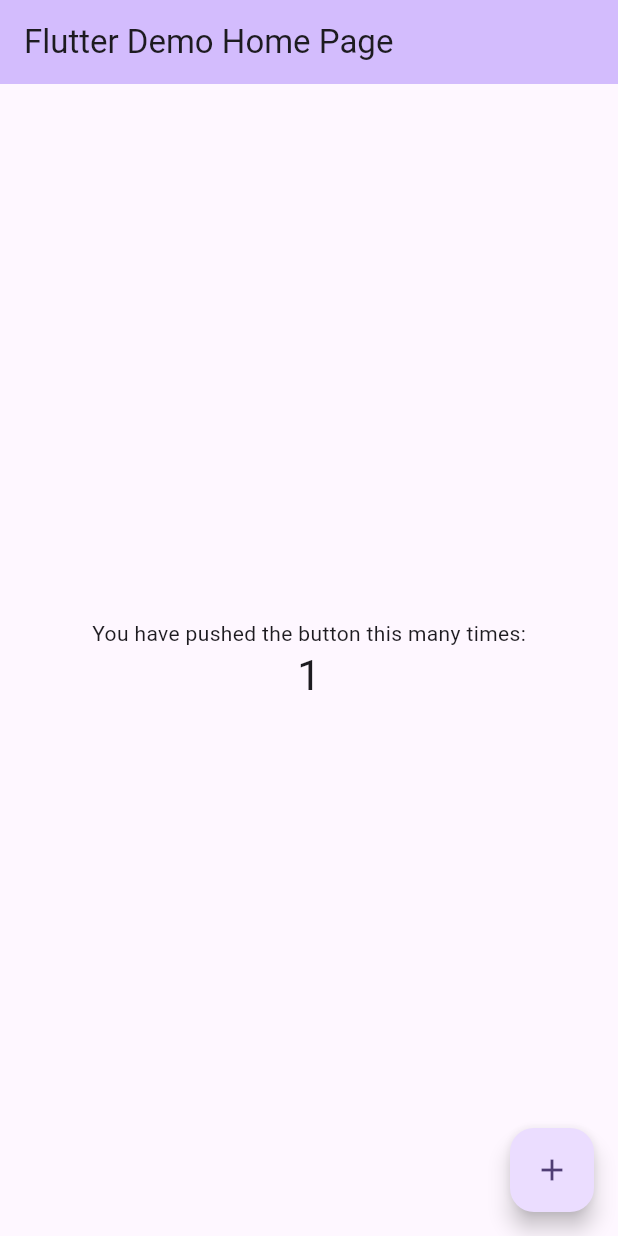
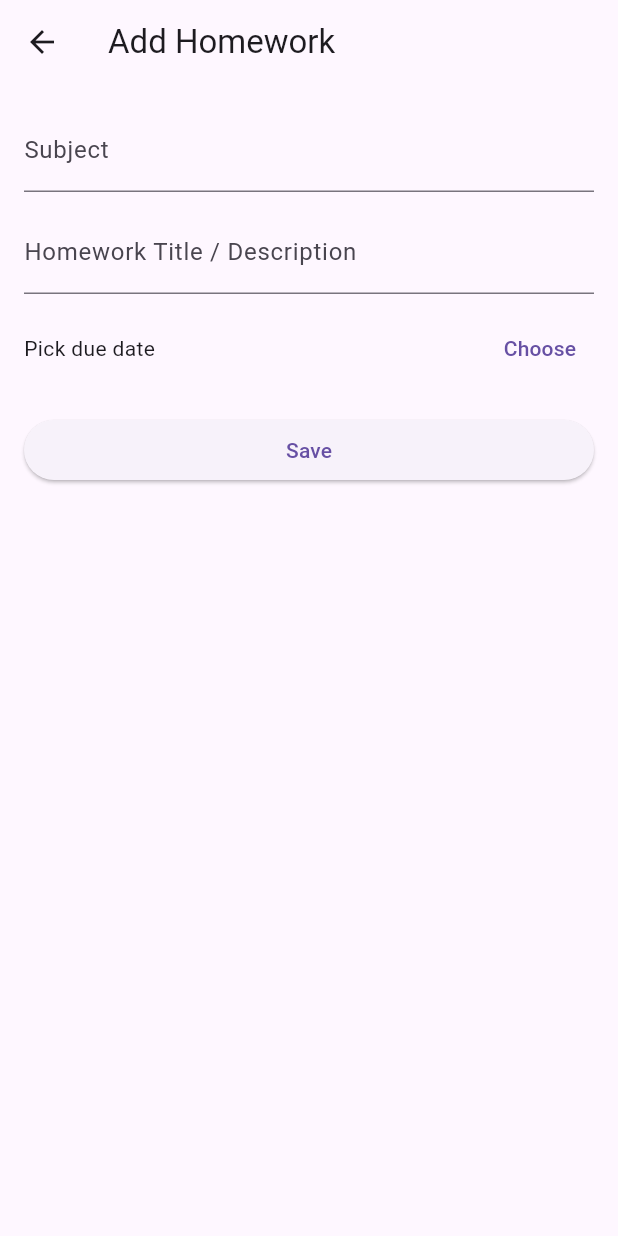
Before and after one commit to SpartakMartoyan/MobAppDev-Midterm, a Flutter app: the screen it shows after launch, after a tap on the "add" icon, on a phone screen of 412 x 824 dp. Run offline on Flutter 3.47's test engine with Material 3 defaults, Android fonts, the light colour scheme and no system bars; our stand-ins replace flutter_bloc.

Commit message:
Updated Flutter midterm project files

```diff
--- /dev/null
+++ b/lib/bloc/homework_bloc.dart
@@ -0,0 +1,27 @@
+import 'package:flutter_bloc/flutter_bloc.dart';
+import '../repository/homework_repository.dart';
+import '../models/homework.dart';
+import 'homework_event.dart';
+import 'homework_state.dart';
+
+class HomeworkBloc extends Bloc<HomeworkEvent, HomeworkState> {
+  final HomeworkRepository repository;
+
+  HomeworkBloc({required this.repository}) : super(HomeworkInitial()) {
+    on<LoadHomework>((event, emit) {
+      emit(HomeworkLoadSuccess(repository.getAll()));
+    });
+
+    on<AddHomework>((event, emit) {
+      repository.add(event.homework);
+      emit(HomeworkLoadSuccess(repository.getAll()));
+    });
+
+    on<ToggleComplete>((event, emit) {
+      repository.toggleComplete(event.id);
+      emit(HomeworkLoadSuccess(repository.getAll()));
+    });
+
+    add(LoadHomework());
+  }
+}
--- /dev/null
+++ b/lib/bloc/homework_event.dart
@@ -0,0 +1,15 @@
+import '../models/homework.dart';
+
+abstract class HomeworkEvent {}
+
+class LoadHomework extends HomeworkEvent {}
+
+class AddHomework extends HomeworkEvent {
+  final Homework homework;
+  AddHomework(this.homework);
+}
+
+class ToggleComplete extends HomeworkEvent {
+  final String id;
+  ToggleComplete(this.id);
+}
--- /dev/null
+++ b/lib/bloc/homework_state.dart
@@ -0,0 +1,10 @@
+import '../models/homework.dart';
+
+abstract class HomeworkState {}
+
+class HomeworkInitial extends HomeworkState {}
+
+class HomeworkLoadSuccess extends HomeworkState {
+  final List<Homework> items;
+  HomeworkLoadSuccess(this.items);
+}
--- a/lib/main.dart
+++ b/lib/main.dart
@@ -1,122 +1,135 @@
 import 'package:flutter/material.dart';
+import 'package:flutter_bloc/flutter_bloc.dart';
+import 'package:provider/provider.dart';
+import 'bloc/homework_bloc.dart';
+import 'repository/homework_repository.dart';
+import 'pages/home_page.dart';
+import 'pages/add_homework_page.dart';
+
+class SettingsProvider extends ChangeNotifier {
+  bool _dark = false;
+  bool get dark => _dark;
+
+  void toggleTheme() {
+    _dark = !_dark;
+    notifyListeners();
+  }
+}
 
 void main() {
-  runApp(const MyApp());
+  final repository = HomeworkRepository();
+
+  runApp(
+    MultiProvider(
+      providers: [
+        ChangeNotifierProvider(create: (_) => SettingsProvider()),
+      ],
+      child: RepositoryProvider.value(
+        value: repository,
+        child: BlocProvider(
+          create: (_) => HomeworkBloc(repository: repository),
+          child: const MyApp(),
+        ),
+      ),
+    ),
+  );
 }
 
-class MyApp extends StatelessWidget {
+
+class MyApp extends StatefulWidget {
   const MyApp({super.key});
 
-  // This widget is the root of your application.
+  @override
+  State<MyApp> createState() => _MyAppState();
+}
+
+class _MyAppState extends State<MyApp> {
+  final _routerDelegate = HomeworkRouterDelegate();
+  final _routeParser = HomeworkRouteInformationParser();
+
   @override
   Widget build(BuildContext context) {
-    return MaterialApp(
-      title: 'Flutter Demo',
-      theme: ThemeData(
-        // This is the theme of your application.
-        //
-        // TRY THIS: Try running your application with "flutter run". You'll see
-        // the application has a purple toolbar. Then, without quitting the app,
-        // try changing the seedColor in the colorScheme below to Colors.green
-        // and then invoke "hot reload" (save your changes or press the "hot
-        // reload" button in a Flutter-supported IDE, or press "r" if you used
-        // the command line to start the app).
-        //
-        // Notice that the counter didn't reset back to zero; the application
-        // state is not lost during the reload. To reset the state, use hot
-        // restart instead.
-        //
-        // This works for code too, not just values: Most code changes can be
-        // tested with just a hot reload.
-        colorScheme: ColorScheme.fromSeed(seedColor: Colors.deepPurple),
-      ),
-      home: const MyHomePage(title: 'Flutter Demo Home Page'),
+    return Consumer<SettingsProvider>(
+      builder: (context, settings, _) {
+        return MaterialApp.router(
+          title: 'Homework Tracker',
+          theme: ThemeData(primarySwatch: Colors.indigo),
+          darkTheme: ThemeData.dark(),
+          themeMode: settings.dark ? ThemeMode.dark : ThemeMode.light,
+          routerDelegate: _routerDelegate,
+          routeInformationParser: _routeParser,
+        );
+      },
     );
   }
 }
 
-class MyHomePage extends StatefulWidget {
-  const MyHomePage({super.key, required this.title});
 
-  // This widget is the home page of your application. It is stateful, meaning
-  // that it has a State object (defined below) that contains fields that affect
-  // how it looks.
+enum HomeworkPageConfig { home, add }
 
-  // This class is the configuration for the state. It holds the values (in this
-  // case the title) provided by the parent (in this case the App widget) and
-  // used by the build method of the State. Fields in a Widget subclass are
-  // always marked "final".
 
-  final String title;
+class HomeworkRouteInformationParser extends RouteInformationParser<HomeworkPageConfig> {
+  @override
+  Future<HomeworkPageConfig> parseRouteInformation(RouteInformation routeInformation) async {
+    final uri = Uri.parse(routeInformation.location ?? '/');
+    if (uri.pathSegments.isEmpty) return HomeworkPageConfig.home;
+    if (uri.pathSegments.first == 'add') return HomeworkPageConfig.add;
+    return HomeworkPageConfig.home;
+  }
 
   @override
-  State<MyHomePage> createState() => _MyHomePageState();
+  RouteInformation? restoreRouteInformation(HomeworkPageConfig configuration) {
+    switch (configuration) {
+      case HomeworkPageConfig.home:
+        return const RouteInformation(location: '/');
+      case HomeworkPageConfig.add:
+        return const RouteInformation(location: '/add');
+    }
+  }
 }
 
-class _MyHomePageState extends State<MyHomePage> {
-  int _counter = 0;
 
-  void _incrementCounter() {
-    setState(() {
-      // This call to setState tells the Flutter framework that something has
-      // changed in this State, which causes it to rerun the build method below
-      // so that the display can reflect the updated values. If we changed
-      // _counter without calling setState(), then the build method would not be
-      // called again, and so nothing would appear to happen.
-      _counter++;
-    });
+class HomeworkRouterDelegate extends RouterDelegate<HomeworkPageConfig>
+    with ChangeNotifier, PopNavigatorRouterDelegateMixin<HomeworkPageConfig> {
+  HomeworkPageConfig _current = HomeworkPageConfig.home;
+
+  @override
+  final GlobalKey<NavigatorState> navigatorKey = GlobalKey<NavigatorState>();
+
+  @override
+  HomeworkPageConfig get currentConfiguration => _current;
+
+  void _goTo(HomeworkPageConfig page) {
+    _current = page;
+    notifyListeners();
   }
 
   @override
   Widget build(BuildContext context) {
-    // This method is rerun every time setState is called, for instance as done
-    // by the _incrementCounter method above.
-    //
-    // The Flutter framework has been optimized to make rerunning build methods
-    // fast, so that you can just rebuild anything that needs updating rather
-    // than having to individually change instances of widgets.
-    return Scaffold(
-      appBar: AppBar(
-        // TRY THIS: Try changing the color here to a specific color (to
-        // Colors.amber, perhaps?) and trigger a hot reload to see the AppBar
-        // change color while the other colors stay the same.
-        backgroundColor: Theme.of(context).colorScheme.inversePrimary,
-        // Here we take the value from the MyHomePage object that was created by
-        // the App.build method, and use it to set our appbar title.
-        title: Text(widget.title),
-      ),
-      body: Center(
-        // Center is a layout widget. It takes a single child and positions it
-        // in the middle of the parent.
-        child: Column(
-          // Column is also a layout widget. It takes a list of children and
-          // arranges them vertically. By default, it sizes itself to fit its
-          // children horizontally, and tries to be as tall as its parent.
-          //
-          // Column has various properties to control how it sizes itself and
-          // how it positions its children. Here we use mainAxisAlignment to
-          // center the children vertically; the main axis here is the vertical
-          // axis because Columns are vertical (the cross axis would be
-          // horizontal).
-          //
-          // TRY THIS: Invoke "debug painting" (choose the "Toggle Debug Paint"
-          // action in the IDE, or press "p" in the console), to see the
-          // wireframe for each widget.
-          mainAxisAlignment: MainAxisAlignment.center,
-          children: <Widget>[
-            const Text('You have pushed the button this many times:'),
-            Text(
-              '$_counter',
-              style: Theme.of(context).textTheme.headlineMedium,
-            ),
-          ],
+    return Navigator(
+      key: navigatorKey,
+      pages: [
+        MaterialPage(
+          key: const ValueKey('HomePage'),
+          child: HomePage(onAddPressed: () => _goTo(HomeworkPageConfig.add)),
         ),
-      ),
-      floatingActionButton: FloatingActionButton(
-        onPressed: _incrementCounter,
-        tooltip: 'Increment',
-        child: const Icon(Icons.add),
-      ), // This trailing comma makes auto-formatting nicer for build methods.
+        if (_current == HomeworkPageConfig.add)
+          MaterialPage(
+            key: const ValueKey('AddHomeworkPage'),
+            child: AddHomeworkPage(onSaveComplete: () => _goTo(HomeworkPageConfig.home)),
+          ),
+      ],
+      onPopPage: (route, result) {
+        if (!route.didPop(result)) return false;
+        _current = HomeworkPageConfig.home;
+        notifyListeners();
+        return true;
+      },
     );
   }
+
+  @override
+  Future<void> setNewRoutePath(HomeworkPageConfig configuration) async {
+    _current = configuration;
+  }
 }
--- /dev/null
+++ b/lib/models/homework.dart
@@ -0,0 +1,31 @@
+class Homework {
+  final String id;
+  final String subject;
+  final String title;
+  final DateTime dueDate;
+  final bool isCompleted;
+
+  Homework({
+    required this.id,
+    required this.subject,
+    required this.title,
+    required this.dueDate,
+    this.isCompleted = false,
+  });
+
+  Homework copyWith({
+    String? id,
+    String? subject,
+    String? title,
+    DateTime? dueDate,
+    bool? isCompleted,
+  }) {
+    return Homework(
+      id: id ?? this.id,
+      subject: subject ?? this.subject,
+      title: title ?? this.title,
+      dueDate: dueDate ?? this.dueDate,
+      isCompleted: isCompleted ?? this.isCompleted,
+    );
+  }
+}
--- /dev/null
+++ b/lib/pages/add_homework_page.dart
@@ -0,0 +1,104 @@
+import 'package:flutter/material.dart';
+import 'package:flutter_bloc/flutter_bloc.dart';
+import 'package:uuid/uuid.dart';
+import '../bloc/homework_bloc.dart';
+import '../bloc/homework_event.dart';
+import '../models/homework.dart';
+
+class AddHomeworkPage extends StatefulWidget {
+  final VoidCallback onSaveComplete;
+  const AddHomeworkPage({Key? key, required this.onSaveComplete}) : super(key: key);
+
+  @override
+  State<AddHomeworkPage> createState() => _AddHomeworkPageState();
+}
+
+class _AddHomeworkPageState extends State<AddHomeworkPage> {
+  final _formKey = GlobalKey<FormState>();
+  final _subjectCtrl = TextEditingController();
+  final _titleCtrl = TextEditingController();
+  DateTime? _dueDate;
+
+  @override
+  void dispose() {
+    _subjectCtrl.dispose();
+    _titleCtrl.dispose();
+    super.dispose();
+  }
+
+  Future<void> _pickDate() async {
+    final now = DateTime.now();
+    final selected = await showDatePicker(
+      context: context,
+      initialDate: _dueDate ?? now,
+      firstDate: now,
+      lastDate: now.add(const Duration(days: 365 * 3)),
+    );
+    if (selected != null) setState(() => _dueDate = selected);
+  }
+
+  void _save() {
+    if (!_formKey.currentState!.validate()) return;
+    if (_dueDate == null) {
+      ScaffoldMessenger.of(context)
+          .showSnackBar(const SnackBar(content: Text('Please pick a due date')));
+      return;
+    }
+
+    final hw = Homework(
+      id: const Uuid().v4(),
+      subject: _subjectCtrl.text.trim(),
+      title: _titleCtrl.text.trim(),
+      dueDate: _dueDate!,
+    );
+
+    context.read<HomeworkBloc>().add(AddHomework(hw));
+    widget.onSaveComplete();
+  }
+
+  @override
+  Widget build(BuildContext context) {
+    final dateText = _dueDate == null
+        ? 'Pick due date'
+        : '${_dueDate!.year}-${_dueDate!.month}-${_dueDate!.day}';
+    return Scaffold(
+      appBar: AppBar(title: const Text('Add Homework')),
+      body: Padding(
+        padding: const EdgeInsets.all(16),
+        child: Form(
+          key: _formKey,
+          child: ListView(
+            children: [
+              TextFormField(
+                controller: _subjectCtrl,
+                decoration: const InputDecoration(labelText: 'Subject'),
+                validator: (v) =>
+                (v == null || v.isEmpty) ? 'Please enter subject' : null,
+              ),
+              const SizedBox(height: 12),
+              TextFormField(
+                controller: _titleCtrl,
+                decoration:
+                const InputDecoration(labelText: 'Homework Title / Description'),
+                validator: (v) =>
+                (v == null || v.isEmpty) ? 'Please enter title' : null,
+              ),
+              const SizedBox(height: 12),
+              Row(
+                children: [
+                  Expanded(child: Text(dateText)),
+                  TextButton(onPressed: _pickDate, child: const Text('Choose')),
+                ],
+              ),
+              const SizedBox(height: 20),
+              ElevatedButton(
+                onPressed: _save,
+                child: const Text('Save'),
+              ),
+            ],
+          ),
+        ),
+      ),
+    );
+  }
+}
--- /dev/null
+++ b/lib/pages/home_page.dart
@@ -0,0 +1,48 @@
+import 'package:flutter/material.dart';
+import 'package:flutter_bloc/flutter_bloc.dart';
+import '../bloc/homework_bloc.dart';
+import '../bloc/homework_event.dart';
+import '../bloc/homework_state.dart';
+import '../models/homework.dart';
+import '../widgets/homework_tile.dart';
+
+class HomePage extends StatelessWidget {
+  final VoidCallback onAddPressed;
+  const HomePage({Key? key, required this.onAddPressed}) : super(key: key);
+
+  @override
+  Widget build(BuildContext context) {
+    return Scaffold(
+      appBar: AppBar(title: const Text('Homework Tracker')),
+      body: BlocBuilder<HomeworkBloc, HomeworkState>(
+        builder: (context, state) {
+          if (state is HomeworkLoadSuccess) {
+            if (state.items.isEmpty) {
+              return const Center(child: Text('No homework yet. Tap + to add one.'));
+            }
+            return ListView.builder(
+              itemCount: state.items.length,
+              itemBuilder: (context, idx) {
+                final Homework hw = state.items[idx];
+                return Card(
+                  margin: const EdgeInsets.symmetric(horizontal: 12, vertical: 6),
+                  child: HomeworkTile(
+                    item: hw,
+                    onToggle: () {
+                      context.read<HomeworkBloc>().add(ToggleComplete(hw.id));
+                    },
+                  ),
+                );
+              },
+            );
+          }
+          return const Center(child: CircularProgressIndicator());
+        },
+      ),
+      floatingActionButton: FloatingActionButton(
+        onPressed: onAddPressed,
+        child: const Icon(Icons.add),
+      ),
+    );
+  }
+}
--- /dev/null
+++ b/lib/repository/homework_repository.dart
@@ -0,0 +1,17 @@
+import '../models/homework.dart';
+
+class HomeworkRepository {
+  final List<Homework> _items = [];
+
+  List<Homework> getAll() => List.unmodifiable(_items);
+
+  void add(Homework hw) => _items.add(hw);
+
+  void toggleComplete(String id) {
+    final index = _items.indexWhere((h) => h.id == id);
+    if (index != -1) {
+      final old = _items[index];
+      _items[index] = old.copyWith(isCompleted: !old.isCompleted);
+    }
+  }
+}
--- /dev/null
+++ b/lib/widgets/homework_tile.dart
@@ -0,0 +1,30 @@
+import 'package:flutter/material.dart';
+import '../models/homework.dart';
+import 'package:intl/intl.dart';
+
+class HomeworkTile extends StatelessWidget {
+  final Homework item;
+  final VoidCallback onToggle;
+
+  const HomeworkTile({Key? key, required this.item, required this.onToggle})
+      : super(key: key);
+
+  @override
+  Widget build(BuildContext context) {
+    final formattedDate = DateFormat('yyyy-MM-dd').format(item.dueDate);
+    return ListTile(
+      title: Text(
+        item.title,
+        style: TextStyle(
+          decoration:
+          item.isCompleted ? TextDecoration.lineThrough : TextDecoration.none,
+        ),
+      ),
+      subtitle: Text('${item.subject} • Due: $formattedDate'),
+      trailing: Checkbox(
+        value: item.isCompleted,
+        onChanged: (_) => onToggle(),
+      ),
+    );
+  }
+}
--- a/pubspec.yaml
+++ b/pubspec.yaml
@@ -38,6 +38,8 @@ dependencies:
   provider: ^6.1.2
   flutter_bloc: ^8.1.5
   go_router: ^14.2.0
+  intl: ^0.18.1
+  uuid: ^3.0.7
 
 dev_dependencies:
   flutter_test:
```
Also changed, not shown: pubspec.lock.
